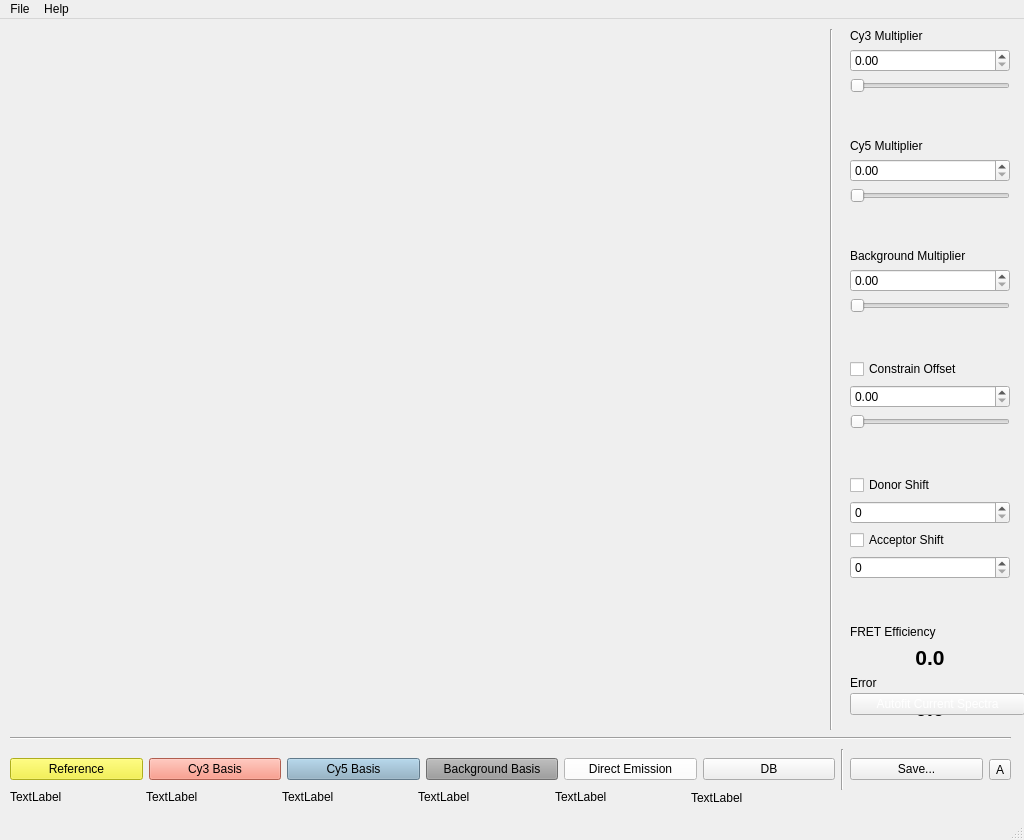
This is ui_design/fytt2.ui in emptyewer/Fytt as Qt 5 draws it before an edit. The edited form follows.
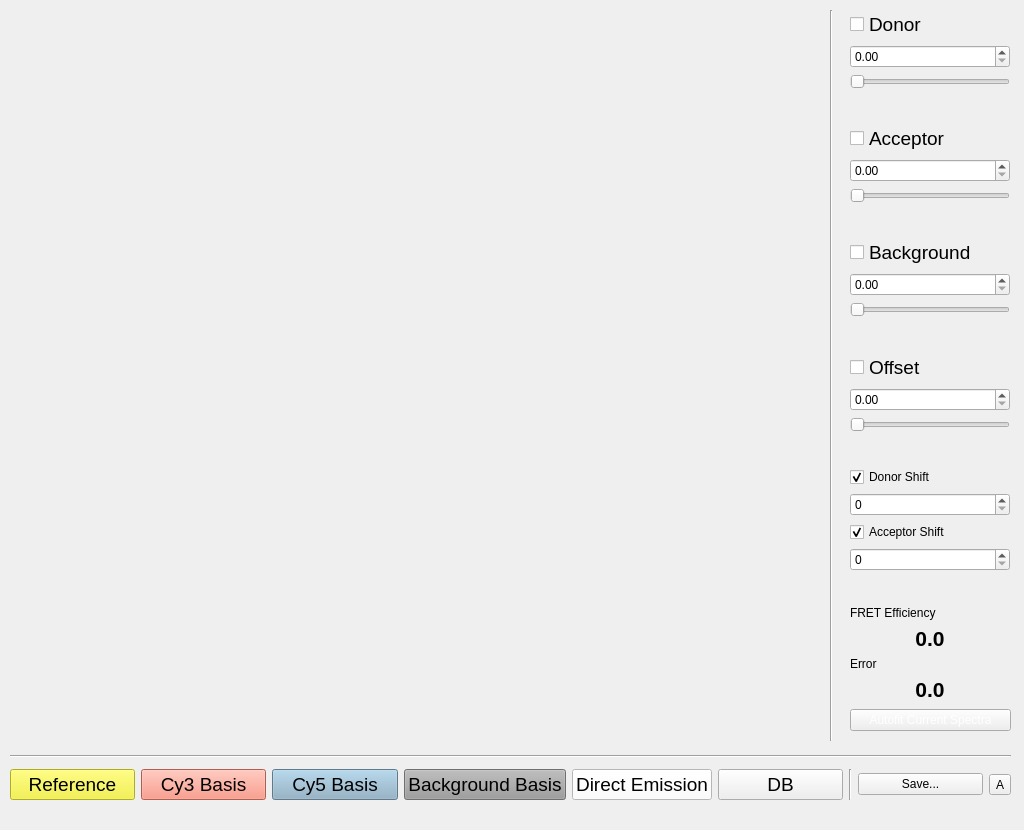
This is the edited form.

Commit message: Removed Excitation Basis Set Lamp Spectra Autocalculation of correction factor

Patch:
```diff
--- a/ui_design/fytt2.ui
+++ b/ui_design/fytt2.ui
@@ -7,115 +7,25 @@
     <x>0</x>
     <y>0</y>
     <width>1024</width>
-    <height>840</height>
+    <height>830</height>
    </rect>
   </property>
   <property name="minimumSize">
    <size>
     <width>1024</width>
-    <height>840</height>
+    <height>830</height>
    </size>
   </property>
   <property name="maximumSize">
    <size>
     <width>1024</width>
-    <height>840</height>
+    <height>830</height>
    </size>
   </property>
   <property name="windowTitle">
    <string>MainWindow</string>
   </property>
   <widget class="QWidget" name="centralwidget">
-   <widget class="QWidget" name="horizontalLayoutWidget">
-    <property name="geometry">
-     <rect>
-      <x>10</x>
-      <y>730</y>
-      <width>1001</width>
-      <height>41</height>
-     </rect>
-    </property>
-    <layout class="QHBoxLayout" name="buttons_layout">
-     <item>
-      <widget class="QPushButton" name="ref_btn">
-       <property name="styleSheet">
-        <string notr="true">background-color: rgb(244, 243, 40);</string>
-       </property>
-       <property name="text">
-        <string>Reference</string>
-       </property>
-      </widget>
-     </item>
-     <item>
-      <widget class="QPushButton" name="cy3_btn">
-       <property name="styleSheet">
-        <string notr="true">background-color: rgb(247, 132, 111);</string>
-       </property>
-       <property name="text">
-        <string>Cy3 Basis</string>
-       </property>
-      </widget>
-     </item>
-     <item>
-      <widget class="QPushButton" name="cy5_btn">
-       <property name="styleSheet">
-        <string notr="true">background-color: rgb(136, 171, 194);</string>
-       </property>
-       <property name="text">
-        <string>Cy5 Basis</string>
-       </property>
-      </widget>
-     </item>
-     <item>
-      <widget class="QPushButton" name="bkg_btn">
-       <property name="styleSheet">
-        <string notr="true">background-color: rgb(155, 155, 155);</string>
-       </property>
-       <property name="text">
-        <string>Background Basis</string>
-       </property>
-      </widget>
-     </item>
-     <item>
-      <widget class="QPushButton" name="direct_emission_btn">
-       <property name="styleSheet">
-        <string notr="true">background-color: rgb(255, 255, 255);</string>
-       </property>
-       <property name="text">
-        <string>Direct Emission</string>
-       </property>
-      </widget>
-     </item>
-     <item>
-      <widget class="QPushButton" name="loadBasisSets_btn">
-       <property name="text">
-        <string>DB</string>
-       </property>
-      </widget>
-     </item>
-     <item>
-      <widget class="Line" name="line_5">
-       <property name="orientation">
-        <enum>Qt::Vertical</enum>
-       </property>
-      </widget>
-     </item>
-     <item>
-      <widget class="QPushButton" name="save_btn">
-       <property name="text">
-        <string>Save...</string>
-       </property>
-      </widget>
-     </item>
-     <item>
-      <widget class="QToolButton" name="toolButton">
-       <property name="text">
-        <string>A</string>
-       </property>
-      </widget>
-     </item>
-    </layout>
-   </widget>
    <widget class="QWidget" name="verticalLayoutWidget">
     <property name="geometry">
      <rect>
@@ -127,12 +37,14 @@
     </property>
     <layout class="QVBoxLayout" name="multipliers_layout">
      <item>
-      <widget class="QLabel" name="label">
-       <property name="toolTip">
-        <string>&lt;html&gt;&lt;head/&gt;&lt;body&gt;&lt;p&gt;Linear scaling factor for donor basis set&lt;/p&gt;&lt;/body&gt;&lt;/html&gt;</string>
+      <widget class="QCheckBox" name="cy3_ckbox">
+       <property name="font">
+        <font>
+         <pointsize>14</pointsize>
+        </font>
        </property>
        <property name="text">
-        <string>Cy3 Multiplier</string>
+        <string>Donor</string>
        </property>
       </widget>
      </item>
@@ -163,9 +75,14 @@
       </spacer>
      </item>
      <item>
-      <widget class="QLabel" name="label_2">
+      <widget class="QCheckBox" name="cy5_ckbox">
+       <property name="font">
+        <font>
+         <pointsize>14</pointsize>
+        </font>
+       </property>
        <property name="text">
-        <string>Cy5 Multiplier</string>
+        <string>Acceptor</string>
        </property>
       </widget>
      </item>
@@ -196,9 +113,14 @@
       </spacer>
      </item>
      <item>
-      <widget class="QLabel" name="label_3">
+      <widget class="QCheckBox" name="bkg_ckbox">
+       <property name="font">
+        <font>
+         <pointsize>14</pointsize>
+        </font>
+       </property>
        <property name="text">
-        <string>Background Multiplier</string>
+        <string>Background</string>
        </property>
       </widget>
      </item>
@@ -229,9 +151,14 @@
       </spacer>
      </item>
      <item>
-      <widget class="QCheckBox" name="Offset">
+      <widget class="QCheckBox" name="offset_ckbox">
+       <property name="font">
+        <font>
+         <pointsize>14</pointsize>
+        </font>
+       </property>
        <property name="text">
-        <string>Constrain Offset</string>
+        <string>Offset</string>
        </property>
       </widget>
      </item>
@@ -266,6 +193,9 @@
        <property name="text">
         <string>Donor Shift</string>
        </property>
+       <property name="checked">
+        <bool>true</bool>
+       </property>
       </widget>
      </item>
      <item>
@@ -276,6 +206,9 @@
        <property name="text">
         <string>Acceptor Shift</string>
        </property>
+       <property name="checked">
+        <bool>true</bool>
+       </property>
       </widget>
      </item>
      <item>
@@ -324,32 +257,13 @@
      </item>
     </layout>
    </widget>
-   <widget class="QWidget" name="horizontalLayoutWidget_2">
-    <property name="geometry">
-     <rect>
-      <x>10</x>
-      <y>710</y>
-      <width>1001</width>
-      <height>20</height>
-     </rect>
-    </property>
-    <layout class="QHBoxLayout" name="horizontalLine_layout">
-     <item>
-      <widget class="Line" name="line">
-       <property name="orientation">
-        <enum>Qt::Horizontal</enum>
-       </property>
-      </widget>
-     </item>
-    </layout>
-   </widget>
    <widget class="QWidget" name="verticalLayoutWidget_2">
     <property name="geometry">
      <rect>
       <x>830</x>
       <y>10</y>
       <width>16</width>
-      <height>701</height>
+      <height>731</height>
      </rect>
     </property>
     <layout class="QVBoxLayout" name="verticalLine_layout">
@@ -368,7 +282,7 @@
       <x>10</x>
       <y>10</y>
       <width>811</width>
-      <height>461</height>
+      <height>491</height>
      </rect>
     </property>
     <layout class="QGridLayout" name="plot_layout"/>
@@ -377,7 +291,7 @@
     <property name="geometry">
      <rect>
       <x>10</x>
-      <y>480</y>
+      <y>520</y>
       <width>811</width>
       <height>221</height>
      </rect>
@@ -388,8 +302,8 @@
     <property name="geometry">
      <rect>
       <x>850</x>
-      <y>665</y>
-      <width>175</width>
+      <y>700</y>
+      <width>161</width>
       <height>41</height>
      </rect>
     </property>
@@ -406,179 +320,142 @@
      </item>
     </layout>
    </widget>
-   <widget class="QWidget" name="horizontalLayoutWidget_3">
+   <widget class="QWidget" name="">
     <property name="geometry">
      <rect>
       <x>10</x>
-      <y>765</y>
-      <width>811</width>
-      <height>27</height>
+      <y>750</y>
+      <width>1001</width>
+      <height>57</height>
      </rect>
     </property>
-    <layout class="QHBoxLayout" name="horizontalLayout">
+    <layout class="QVBoxLayout" name="verticalLayout">
      <item>
-      <widget class="QLabel" name="ref_filename_lbl">
-       <property name="maximumSize">
-        <size>
-         <width>145</width>
-         <height>16777215</height>
-        </size>
-       </property>
-       <property name="text">
-        <string>TextLabel</string>
-       </property>
-       <property name="textFormat">
-        <enum>Qt::RichText</enum>
-       </property>
-       <property name="alignment">
-        <set>Qt::AlignLeading|Qt::AlignLeft|Qt::AlignVCenter</set>
-       </property>
-       <property name="wordWrap">
-        <bool>false</bool>
-       </property>
-       <property name="margin">
-        <number>2</number>
-       </property>
-      </widget>
+      <layout class="QHBoxLayout" name="horizontalLine_layout">
+       <item>
+        <widget class="Line" name="line">
+         <property name="orientation">
+          <enum>Qt::Horizontal</enum>
+         </property>
+        </widget>
+       </item>
+      </layout>
      </item>
      <item>
-      <widget class="QLabel" name="cy3_filename_lbl">
-       <property name="maximumSize">
-        <size>
-         <width>145</width>
-         <height>16777215</height>
-        </size>
-       </property>
-       <property name="text">
-        <string>TextLabel</string>
-       </property>
-       <property name="textFormat">
-        <enum>Qt::RichText</enum>
-       </property>
-       <property name="alignment">
-        <set>Qt::AlignLeading|Qt::AlignLeft|Qt::AlignVCenter</set>
-       </property>
-       <property name="wordWrap">
-        <bool>false</bool>
-       </property>
-       <property name="margin">
-        <number>2</number>
-       </property>
-      </widget>
-     </item>
-     <item>
-      <widget class="QLabel" name="cy5_filename_lbl">
-       <property name="maximumSize">
-        <size>
-         <width>145</width>
-         <height>16777215</height>
-        </size>
-       </property>
-       <property name="text">
-        <string>TextLabel</string>
-       </property>
-       <property name="textFormat">
-        <enum>Qt::RichText</enum>
-       </property>
-       <property name="alignment">
-        <set>Qt::AlignLeading|Qt::AlignLeft|Qt::AlignVCenter</set>
-       </property>
-       <property name="wordWrap">
-        <bool>false</bool>
-       </property>
-       <property name="margin">
-        <number>2</number>
-       </property>
-      </widget>
-     </item>
-     <item>
-      <widget class="QLabel" name="bkg_filename_lbl">
-       <property name="maximumSize">
-        <size>
-         <width>145</width>
-         <height>16777215</height>
-        </size>
-       </property>
-       <property name="text">
-        <string>TextLabel</string>
-       </property>
-       <property name="textFormat">
-        <enum>Qt::RichText</enum>
-       </property>
-       <property name="alignment">
-        <set>Qt::AlignLeading|Qt::AlignLeft|Qt::AlignVCenter</set>
-       </property>
-       <property name="wordWrap">
-        <bool>false</bool>
-       </property>
-       <property name="margin">
-        <number>2</number>
-       </property>
-      </widget>
-     </item>
-     <item>
-      <widget class="QLabel" name="direct_emission_lbl">
-       <property name="maximumSize">
-        <size>
-         <width>145</width>
-         <height>16777215</height>
-        </size>
-       </property>
-       <property name="text">
-        <string>TextLabel</string>
-       </property>
-       <property name="textFormat">
-        <enum>Qt::RichText</enum>
-       </property>
-       <property name="alignment">
-        <set>Qt::AlignLeading|Qt::AlignLeft|Qt::AlignVCenter</set>
-       </property>
-       <property name="wordWrap">
-        <bool>false</bool>
-       </property>
-       <property name="margin">
-        <number>2</number>
-       </property>
-      </widget>
-     </item>
-     <item>
-      <widget class="QLabel" name="datbaase_lbl">
-       <property name="text">
-        <string>TextLabel</string>
-       </property>
-      </widget>
+      <layout class="QHBoxLayout" name="buttons_layout">
+       <item>
+        <widget class="QPushButton" name="ref_btn">
+         <property name="font">
+          <font>
+           <pointsize>14</pointsize>
+          </font>
+         </property>
+         <property name="styleSheet">
+          <string notr="true">background-color: rgb(244, 243, 40);</string>
+         </property>
+         <property name="text">
+          <string>Reference</string>
+         </property>
+        </widget>
+       </item>
+       <item>
+        <widget class="QPushButton" name="cy3_btn">
+         <property name="font">
+          <font>
+           <pointsize>14</pointsize>
+          </font>
+         </property>
+         <property name="styleSheet">
+          <string notr="true">background-color: rgb(247, 132, 111);</string>
+         </property>
+         <property name="text">
+          <string>Cy3 Basis</string>
+         </property>
+        </widget>
+       </item>
+       <item>
+        <widget class="QPushButton" name="cy5_btn">
+         <property name="font">
+          <font>
+           <pointsize>14</pointsize>
+          </font>
+         </property>
+         <property name="styleSheet">
+          <string notr="true">background-color: rgb(136, 171, 194);</string>
+         </property>
+         <property name="text">
+          <string>Cy5 Basis</string>
+         </property>
+        </widget>
+       </item>
+       <item>
+        <widget class="QPushButton" name="bkg_btn">
+         <property name="font">
+          <font>
+           <pointsize>14</pointsize>
+          </font>
+         </property>
+         <property name="styleSheet">
+          <string notr="true">background-color: rgb(155, 155, 155);</string>
+         </property>
+         <property name="text">
+          <string>Background Basis</string>
+         </property>
+        </widget>
+       </item>
+       <item>
+        <widget class="QPushButton" name="direct_emission_btn">
+         <property name="font">
+          <font>
+           <pointsize>14</pointsize>
+          </font>
+         </property>
+         <property name="styleSheet">
+          <string notr="true">background-color: rgb(255, 255, 255);</string>
+         </property>
+         <property name="text">
+          <string>Direct Emission</string>
+         </property>
+        </widget>
+       </item>
+       <item>
+        <widget class="QPushButton" name="loadBasisSets_btn">
+         <property name="font">
+          <font>
+           <pointsize>14</pointsize>
+          </font>
+         </property>
+         <property name="text">
+          <string>DB</string>
+         </property>
+        </widget>
+       </item>
+       <item>
+        <widget class="Line" name="line_5">
+         <property name="orientation">
+          <enum>Qt::Vertical</enum>
+         </property>
+        </widget>
+       </item>
+       <item>
+        <widget class="QPushButton" name="save_btn">
+         <property name="text">
+          <string>Save...</string>
+         </property>
+        </widget>
+       </item>
+       <item>
+        <widget class="QToolButton" name="toolButton">
+         <property name="text">
+          <string>A</string>
+         </property>
+        </widget>
+       </item>
+      </layout>
      </item>
     </layout>
    </widget>
   </widget>
-  <widget class="QMenuBar" name="menubar">
-   <property name="geometry">
-    <rect>
-     <x>0</x>
-     <y>0</y>
-     <width>1024</width>
-     <height>22</height>
-    </rect>
-   </property>
-   <widget class="QMenu" name="menuHelp">
-    <property name="title">
-     <string>Help</string>
-    </property>
-    <addaction name="actionAbout"/>
-   </widget>
-   <widget class="QMenu" name="menuFile">
-    <property name="title">
-     <string>File</string>
-    </property>
-    <addaction name="actionBatch_Fit"/>
-    <addaction name="actionBasis_Sets"/>
-    <addaction name="separator"/>
-    <addaction name="actionExit"/>
-   </widget>
-   <addaction name="menuFile"/>
-   <addaction name="menuHelp"/>
-  </widget>
-  <widget class="QStatusBar" name="statusbar"/>
   <action name="actionAbout">
    <property name="text">
     <string>About</string>
```
Left out of the diff: 2 changed lines with no effect on the pictures. The commit also changes 9 other files.
